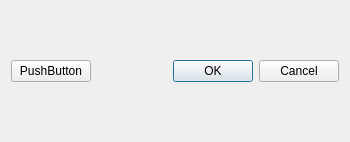
This is inputeditform.ui in Prygoon/Diploma as Qt 5 draws it before an edit. The edited form follows.
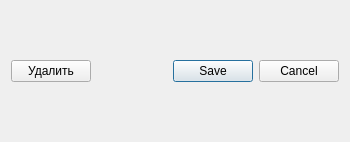
This is the edited form.

```diff
--- a/inputeditform.ui
+++ b/inputeditform.ui
@@ -40,7 +40,7 @@
      <item>
       <widget class="QPushButton" name="pushButton">
        <property name="text">
-        <string>PushButton</string>
+        <string>Удалить</string>
        </property>
       </widget>
      </item>
@@ -66,7 +66,7 @@
         <enum>Qt::Horizontal</enum>
        </property>
        <property name="standardButtons">
-        <set>QDialogButtonBox::Cancel|QDialogButtonBox::Ok</set>
+        <set>QDialogButtonBox::Cancel|QDialogButtonBox::Save</set>
        </property>
       </widget>
      </item>
```
Left out of the diff: 2 changed lines with no effect on the pictures.
